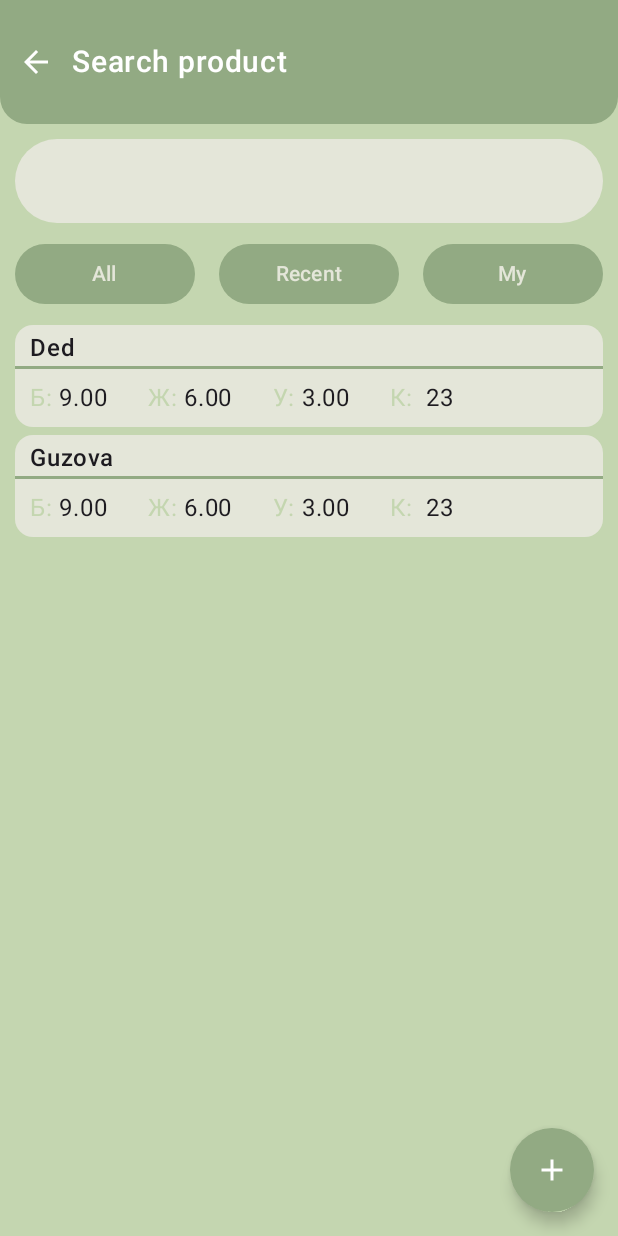
After one commit to glindaqu/everwell-app, an Android app built with Jetpack Compose: the composable ProductSearchScreen shown on its own in the app's theme, on a phone screen of 412 x 824 dp. The commit adds this screen. Run offline under Robolectric (Android 15) with nearby library versions, the phone set to English and light mode, and no system bars; our stand-ins replace Dagger/Hilt's generated code, accompanist; network calls fail.

Commit message:
add product screen

```diff
--- /dev/null
+++ b/app/src/main/java/ru/glindaquint/everwell/network/dto/feed/ProductDto.kt
@@ -0,0 +1,10 @@
+package ru.glindaquint.everwell.network.dto.feed
+
+data class ProductDto(
+    val title: String,
+    val protein: Float,
+    val fats: Float,
+    val carbohydrates: Float,
+    val calories: Int,
+    val weight: Int,
+)
--- /dev/null
+++ b/app/src/main/java/ru/glindaquint/everwell/screens/feed/ProductSearchScreen.kt
@@ -0,0 +1,237 @@
+package ru.glindaquint.everwell.screens.feed
+
+import android.annotation.SuppressLint
+import androidx.compose.foundation.background
+import androidx.compose.foundation.layout.Arrangement
+import androidx.compose.foundation.layout.Column
+import androidx.compose.foundation.layout.PaddingValues
+import androidx.compose.foundation.layout.Row
+import androidx.compose.foundation.layout.RowScope
+import androidx.compose.foundation.layout.Spacer
+import androidx.compose.foundation.layout.fillMaxWidth
+import androidx.compose.foundation.layout.height
+import androidx.compose.foundation.layout.padding
+import androidx.compose.foundation.layout.size
+import androidx.compose.foundation.shape.CircleShape
+import androidx.compose.foundation.shape.RoundedCornerShape
+import androidx.compose.foundation.text.selection.TextSelectionColors
+import androidx.compose.material.icons.Icons
+import androidx.compose.material.icons.automirrored.filled.ArrowBack
+import androidx.compose.material.icons.filled.Add
+import androidx.compose.material.icons.filled.Clear
+import androidx.compose.material3.Button
+import androidx.compose.material3.ButtonDefaults
+import androidx.compose.material3.FloatingActionButton
+import androidx.compose.material3.Icon
+import androidx.compose.material3.IconButton
+import androidx.compose.material3.Text
+import androidx.compose.material3.TextField
+import androidx.compose.material3.TextFieldDefaults
+import androidx.compose.runtime.Composable
+import androidx.compose.runtime.collectAsState
+import androidx.compose.runtime.mutableStateOf
+import androidx.compose.runtime.remember
+import androidx.compose.ui.Alignment
+import androidx.compose.ui.Modifier
+import androidx.compose.ui.graphics.Color
+import androidx.compose.ui.text.SpanStyle
+import androidx.compose.ui.text.buildAnnotatedString
+import androidx.compose.ui.text.font.FontWeight
+import androidx.compose.ui.text.input.TextFieldValue
+import androidx.compose.ui.text.withStyle
+import androidx.compose.ui.unit.dp
+import androidx.hilt.navigation.compose.hiltViewModel
+import androidx.navigation.NavHostController
+import ru.glindaquint.everwell.dto.colors.MainTopBarColors
+import ru.glindaquint.everwell.network.dto.feed.ProductDto
+import ru.glindaquint.everwell.sharedComponents.EverwellScaffold
+import ru.glindaquint.everwell.sharedComponents.MainTopBar
+import ru.glindaquint.everwell.ui.theme.FeedAlternateSecondary
+import ru.glindaquint.everwell.ui.theme.FeedBackground
+import ru.glindaquint.everwell.ui.theme.FeedPrimary
+import ru.glindaquint.everwell.ui.theme.FeedSecondary
+import ru.glindaquint.everwell.viewModels.impl.SearchProductViewModel
+
+@Suppress("ktlint:standard:function-naming")
+@Composable
+fun ProductSearchScreen(navHostController: NavHostController) {
+    val productName = remember { mutableStateOf(TextFieldValue()) }
+    val viewModel = hiltViewModel<SearchProductViewModel>()
+    val products = viewModel.products.collectAsState()
+
+    EverwellScaffold(
+        containerColor = FeedBackground,
+        topBar = {
+            MainTopBar(
+                icon = Icons.AutoMirrored.Filled.ArrowBack,
+                title = "Search product",
+                colors =
+                    MainTopBarColors(
+                        backgroundColor = FeedPrimary,
+                        foregroundColor = Color.White,
+                        behindContainerColor = FeedBackground,
+                    ),
+                onIconClick = {
+                    navHostController.navigateUp()
+                },
+            )
+        },
+        floatingActionButton = {
+            FloatingActionButton(
+                onClick = { /*TODO*/ },
+                shape = CircleShape,
+                containerColor = FeedPrimary,
+                contentColor = Color.White,
+            ) {
+                Icon(imageVector = Icons.Filled.Add, contentDescription = "add own product")
+            }
+        },
+        contentPadding = PaddingValues(10.dp),
+        contentSpacing = Arrangement.spacedBy(10.dp),
+    ) {
+        ProductSearchTextField(
+            value = productName.value,
+            onValueChanged = {
+                productName.value = it
+            },
+            trailingIcon = {
+                if (productName.value.text.isNotEmpty()) {
+                    IconButton(
+                        onClick = { productName.value = TextFieldValue() },
+                        modifier =
+                            Modifier
+                                .padding(end = 5.dp)
+                                .size(24.dp),
+                    ) {
+                        Icon(
+                            imageVector = Icons.Filled.Clear,
+                            contentDescription = "clear input",
+                            tint = FeedSecondary,
+                        )
+                    }
+                }
+            },
+        )
+        Row(
+            modifier = Modifier.fillMaxWidth(),
+            horizontalArrangement = Arrangement.spacedBy(16.dp),
+        ) {
+            ProductsListFilterButton(value = "All", onClick = {})
+            ProductsListFilterButton(value = "Recent", onClick = {})
+            ProductsListFilterButton(value = "My", onClick = {})
+        }
+        Column(verticalArrangement = Arrangement.spacedBy(5.dp)) {
+            products.value.forEach { product ->
+                ProductsListItem(product = product)
+            }
+        }
+    }
+}
+
+@SuppressLint("DefaultLocale")
+@Suppress("ktlint:standard:function-naming")
+@Composable
+fun ProductsListItem(product: ProductDto) {
+    Column(
+        modifier =
+            Modifier
+                .fillMaxWidth()
+                .background(
+                    color = FeedAlternateSecondary,
+                    shape = RoundedCornerShape(12.dp),
+                ).padding(top = 3.dp),
+        horizontalAlignment = Alignment.CenterHorizontally,
+    ) {
+        Text(
+            text = product.title,
+            modifier = Modifier.fillMaxWidth(0.95f),
+            fontWeight = FontWeight.Medium,
+        )
+        Spacer(
+            modifier =
+                Modifier
+                    .fillMaxWidth()
+                    .height(2.dp)
+                    .background(FeedPrimary),
+        )
+        Text(
+            modifier = Modifier.fillMaxWidth(0.95f).padding(vertical = 7.dp),
+            text =
+                buildAnnotatedString {
+                    withStyle(SpanStyle(FeedBackground)) {
+                        append("Б:")
+                    }
+                    append(String.format(" %-10.2f", product.protein))
+
+                    withStyle(SpanStyle(FeedBackground)) {
+                        append("Ж:")
+                    }
+                    append(String.format(" %-10.2f", product.fats))
+
+                    withStyle(SpanStyle(FeedBackground)) {
+                        append("У:")
+                    }
+                    append(String.format(" %-10.2f", product.carbohydrates))
+
+                    withStyle(SpanStyle(FeedBackground)) {
+                        append("К:")
+                    }
+                    append(String.format("%4d", product.calories))
+                },
+        )
+    }
+}
+
+@Suppress("ktlint:standard:function-naming")
+@Composable
+fun RowScope.ProductsListFilterButton(
+    value: String,
+    onClick: () -> Unit,
+) {
+    Button(
+        onClick = { onClick() },
+        modifier = Modifier.weight(0.1f),
+        colors =
+            ButtonDefaults.buttonColors(
+                containerColor = FeedPrimary,
+                contentColor = FeedAlternateSecondary,
+            ),
+    ) {
+        Text(text = value)
+    }
+}
+
+@Suppress("ktlint:standard:function-naming")
+@Composable
+fun ProductSearchTextField(
+    value: TextFieldValue,
+    onValueChanged: (TextFieldValue) -> Unit,
+    trailingIcon: (@Composable () -> Unit)? = null,
+) {
+    TextField(
+        modifier =
+            Modifier
+                .fillMaxWidth()
+                .padding(0.dp),
+        value = value,
+        onValueChange = { onValueChanged(it) },
+        shape = CircleShape,
+        singleLine = true,
+        colors =
+            TextFieldDefaults.colors(
+                unfocusedContainerColor = FeedAlternateSecondary,
+                focusedContainerColor = FeedAlternateSecondary,
+                cursorColor = FeedSecondary,
+                focusedTextColor = FeedSecondary,
+                unfocusedTextColor = FeedSecondary,
+                focusedIndicatorColor = Color.Transparent,
+                unfocusedIndicatorColor = Color.Transparent,
+                selectionColors =
+                    TextSelectionColors(
+                        handleColor = FeedPrimary,
+                        backgroundColor = FeedPrimary.copy(0.5f),
+                    ),
+            ),
+        trailingIcon = { trailingIcon?.invoke() },
+    )
+}
--- a/app/src/main/java/ru/glindaquint/everwell/screens/feed/feedManagement/AddActivityTile.kt
+++ b/app/src/main/java/ru/glindaquint/everwell/screens/feed/feedManagement/AddActivityTile.kt
@@ -41,6 +41,7 @@ fun AddActivityTile(
     title: String,
     content: String,
     placeholder: String,
+    onClick: () -> Unit,
 ) {
     val buttonSize = remember { mutableStateOf(IntSize(0, 0)) }
 
@@ -80,7 +81,7 @@ fun AddActivityTile(
                 Text(text = content)
             }
             IconButton(
-                onClick = { /*TODO*/ },
+                onClick = { onClick() },
                 modifier =
                     Modifier
                         .wrapContentSize()
--- a/app/src/main/java/ru/glindaquint/everwell/ui/theme/Color.kt
+++ b/app/src/main/java/ru/glindaquint/everwell/ui/theme/Color.kt
@@ -21,3 +21,4 @@ val FeedPrimary = Color(0xff92AA83)
 val FeedSecondary = Color(0xff181D27)
 val FeedOnBackground = Color(0xffE4E6D9)
 val FeedAccent = Color(0xffE7F59E)
+val FeedAlternateSecondary = Color(0xffE4E6D9)
--- /dev/null
+++ b/app/src/main/java/ru/glindaquint/everwell/viewModels/impl/SearchProductViewModel.kt
@@ -0,0 +1,34 @@
+package ru.glindaquint.everwell.viewModels.impl
+
+import androidx.lifecycle.ViewModel
+import dagger.hilt.android.lifecycle.HiltViewModel
+import kotlinx.coroutines.flow.MutableStateFlow
+import ru.glindaquint.everwell.network.dto.feed.ProductDto
+import javax.inject.Inject
+
+@HiltViewModel
+class SearchProductViewModel
+    @Inject
+    constructor() : ViewModel() {
+        val products =
+            MutableStateFlow(
+                listOf(
+                    ProductDto(
+                        title = "Ded",
+                        protein = 9f,
+                        fats = 6f,
+                        carbohydrates = 3f,
+                        calories = 23,
+                        weight = 30,
+                    ),
+                    ProductDto(
+                        title = "Guzova",
+                        protein = 9f,
+                        fats = 6f,
+                        carbohydrates = 3f,
+                        calories = 23,
+                        weight = 15,
+                    ),
+                ),
+            )
+    }
--- a/app/src/main/res/values/strings.xml
+++ b/app/src/main/res/values/strings.xml
@@ -40,5 +40,6 @@
     <string name="restore_screen_restore_text">Продолжить</string>
     <string name="restore_screen_sign_in_text">У меня уже есть аккаунт</string>
     <string name="notifications">Notifications</string>
+    <string name="feed_search_product">Feed search product</string>
 
 </resources>
```
Also changed, not shown: app/src/main/java/ru/glindaquint/everwell/navigation/main/MainNavHost.kt (+23 -3 lines), app/src/main/java/ru/glindaquint/everwell/navigation/main/MainRoutes.kt (+17 -0 lines), app/src/main/java/ru/glindaquint/everwell/screens/feed/FeedScreen.kt (+6 -2 lines), app/src/main/java/ru/glindaquint/everwell/screens/feed/feedManagement/FeedManagementWidget.kt (+10 -1 lines).
